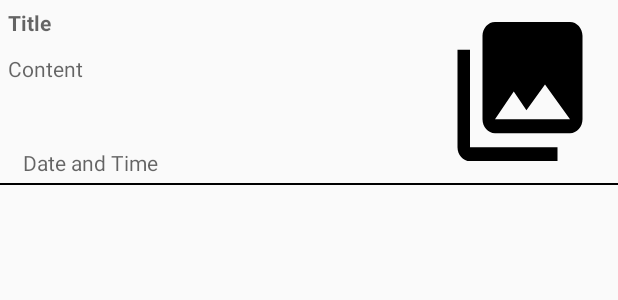
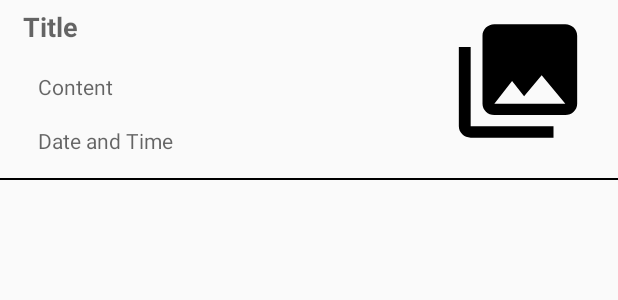
Before and after one commit to gavisharma/NotesFG, an Android app: the layout notes_grid_layout.xml on its own in the app's theme, with its tools: preview values and no code run, on a phone screen of 412 x 824 dp. Shown: the top 300 px of the screen. Run offline under Robolectric (Android 15) with nearby library versions, the phone set to English and light mode, and no system bars.

Commit message:
-UI updated(NoteActivity) -Two drawable files added

```diff
--- a/app/src/main/java/com/example/foram/notesfg/NoteActivity.java
+++ b/app/src/main/java/com/example/foram/notesfg/NoteActivity.java
@@ -278,7 +278,7 @@ public class NoteActivity extends AppCompatActivity implements View.OnClickListe
         if(file.exists()) file.delete();
         try{
             FileOutputStream outputStream = new FileOutputStream(file);
-            bitmap.compress(Bitmap.CompressFormat.JPEG,90,outputStream);
+            bitmap.compress(Bitmap.CompressFormat.JPEG,100,outputStream);
             String resizeImagePath = file.getAbsolutePath();
             Log.v("ImagePath", resizeImagePath);
             Log.v("ImageName", imageName);
--- /dev/null
+++ b/app/src/main/res/drawable/buttons.xml
@@ -0,0 +1,6 @@
+<?xml version="1.0" encoding="utf-8"?>
+<shape xmlns:android="http://schemas.android.com/apk/res/android">
+    <solid android:color="@color/light_Green"/>
+    <corners android:radius="10dp"/>
+
+</shape>
--- /dev/null
+++ b/app/src/main/res/drawable/radius.xml
@@ -0,0 +1,6 @@
+<?xml version="1.0" encoding="utf-8"?>
+<shape xmlns:android="http://schemas.android.com/apk/res/android">
+    <solid android:color="@color/sky"/>
+    <corners android:radius="15dp"/>
+
+</shape>
--- a/app/src/main/res/layout/notes_grid_layout.xml
+++ b/app/src/main/res/layout/notes_grid_layout.xml
@@ -2,35 +2,37 @@
 <android.support.constraint.ConstraintLayout xmlns:android="http://schemas.android.com/apk/res/android"
     xmlns:app="http://schemas.android.com/apk/res-auto"
     xmlns:tools="http://schemas.android.com/tools"
-    android:layout_width="match_parent"
-    android:layout_height="wrap_content">
+    android:layout_width="wrap_content"
+    android:layout_height="120dp">
 
     <ImageView
         android:id="@+id/imageView"
-        android:layout_width="100dp"
-        android:layout_height="0dp"
+        android:layout_width="101dp"
+        android:layout_height="97dp"
+        android:layout_marginTop="5dp"
+        android:layout_marginEnd="16dp"
+        android:layout_marginRight="16dp"
         android:layout_marginBottom="5dp"
-        android:layout_marginEnd="15dp"
-        android:layout_marginRight="15dp"
-        android:layout_marginTop="5dp"
+        android:padding="3dp"
         android:scaleType="fitXY"
         app:layout_constraintBottom_toTopOf="@+id/view"
         app:layout_constraintEnd_toEndOf="parent"
         app:layout_constraintTop_toTopOf="parent"
+        app:layout_constraintVertical_bias="0.0"
         app:srcCompat="@drawable/ic_menu_gallery" />
 
     <TextView
         android:id="@+id/name"
         android:layout_width="0dp"
         android:layout_height="25dp"
-        android:layout_margin="5dp"
-        android:layout_marginEnd="15dp"
+        android:layout_marginStart="15dp"
         android:layout_marginLeft="15dp"
-        android:layout_marginRight="15dp"
-        android:layout_marginStart="15dp"
         android:layout_marginTop="5dp"
+        android:layout_marginEnd="5dp"
+        android:layout_marginRight="5dp"
         android:hint="Title"
         android:textColor="@android:color/background_dark"
+        android:textSize="18sp"
         android:textStyle="bold"
         app:fontFamily="sans-serif"
         app:layout_constraintEnd_toStartOf="@+id/imageView"
@@ -40,14 +42,14 @@
     <TextView
         android:id="@+id/content"
         android:layout_width="0dp"
-        android:layout_height="57dp"
-        android:layout_margin="5dp"
+        android:layout_height="46dp"
+        android:layout_marginStart="25dp"
+        android:layout_marginLeft="25dp"
+        android:layout_marginTop="5dp"
+        android:layout_marginEnd="5dp"
+        android:layout_marginRight="5dp"
         android:layout_marginBottom="5dp"
-        android:layout_marginEnd="15dp"
-        android:layout_marginLeft="15dp"
-        android:layout_marginRight="15dp"
-        android:layout_marginStart="15dp"
-        android:layout_marginTop="5dp"
+        android:gravity="fill_vertical"
         android:hint="Content"
         android:singleLine="false"
         android:textColor="@android:color/darker_gray"
@@ -60,16 +62,17 @@
     <TextView
         android:id="@+id/date"
         android:layout_width="0dp"
-        android:layout_height="wrap_content"
-        android:layout_margin="5dp"
+        android:layout_height="29dp"
+        android:layout_marginStart="25dp"
+        android:layout_marginLeft="25dp"
+        android:layout_marginEnd="5dp"
+        android:layout_marginRight="5dp"
         android:layout_marginBottom="5dp"
-        android:layout_marginLeft="2dp"
-        android:layout_marginStart="2dp"
         android:hint="Date and Time"
-        android:paddingLeft="10dp"
         android:textColor="@android:color/darker_gray"
         app:fontFamily="sans-serif"
-        app:layout_constraintBottom_toBottomOf="parent"
+        app:layout_constraintBottom_toTopOf="@+id/view"
+        app:layout_constraintEnd_toStartOf="@+id/imageView"
         app:layout_constraintStart_toStartOf="parent" />
 
     <View
--- a/app/src/main/res/values/colors.xml
+++ b/app/src/main/res/values/colors.xml
@@ -3,4 +3,6 @@
     <color name="colorPrimary">#008577</color>
     <color name="colorPrimaryDark">#00574B</color>
     <color name="colorAccent">#D81B60</color>
+    <color name="sky">#52a8b8</color>
+    <color name="light_Green">#52a8b8</color>
 </resources>
```
Also changed, not shown: app/src/main/res/layout/activity_note.xml (+18 -10 lines).
